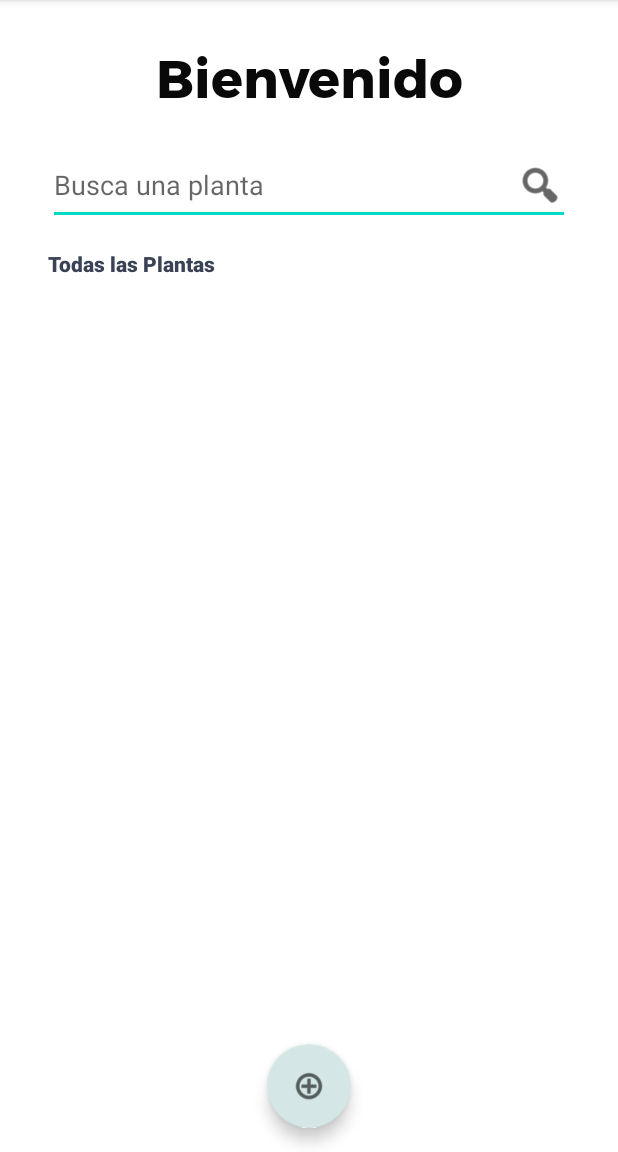
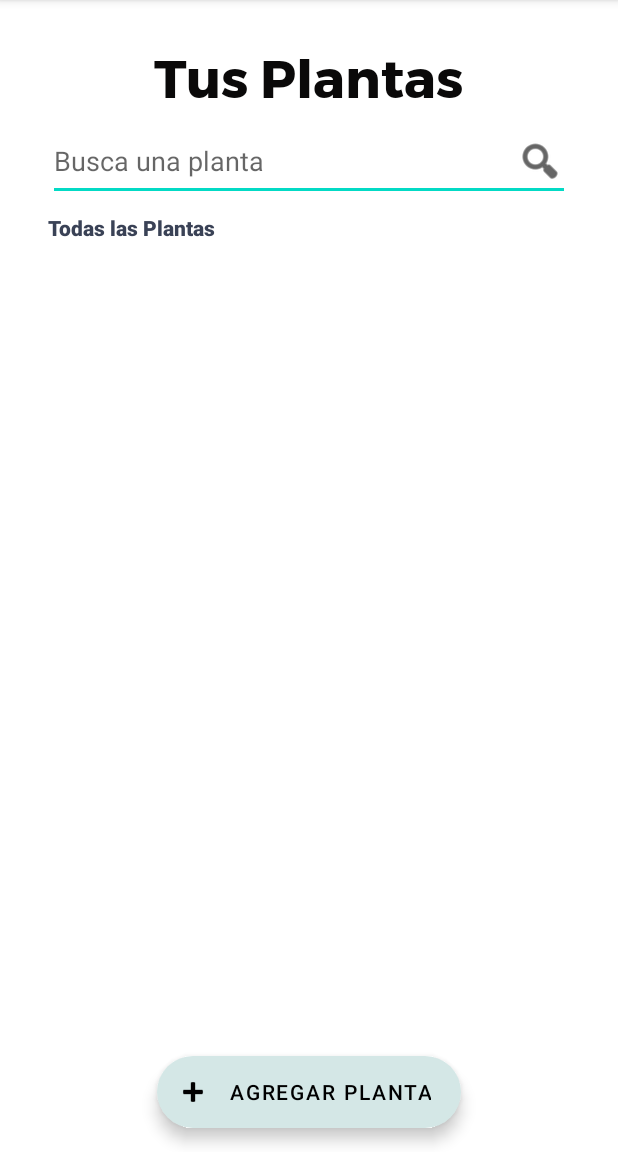
Before and after one commit to SaidAZG/ProyectoAndroid1, an Android app: the ConsultarPlantas screen opened directly, with no data from a screen before it, on a phone screen of 412 x 824 dp, the part 84-1236 px from its top. Run offline under Robolectric (Android 15) with nearby library versions, the phone set to English and light mode, and no system bars; our stand-ins replace Firebase (no records; nobody signed in at launch, a user with empty details on screens opened directly), data binding; Roboto replaces fonts that are not available here.

Commit message:
Corrección 3 Sesión y Usuario
Adición de clase PreferencesManager para consulta y registro de llaves como identificador de usuario y estado de sesión.
Cambios en diseño de tarjetas para consulta de plantas.

```diff
--- a/app/src/main/java/mx/ipn/escom/app_plantas_iswm/ConsultarPlantas.kt
+++ b/app/src/main/java/mx/ipn/escom/app_plantas_iswm/ConsultarPlantas.kt
@@ -4,6 +4,7 @@ import android.content.ContentValues.TAG
 import android.content.Intent
 import android.os.Bundle
 import android.util.Log
+import android.util.Log.v
 import android.view.View
 import android.view.inputmethod.EditorInfo
 import android.widget.Toast
@@ -15,6 +16,7 @@ import com.google.firebase.firestore.FirebaseFirestore
 import mx.ipn.escom.app_plantas_iswm.databinding.P5ConsultarplantasBinding
 import java.io.Serializable
 import java.util.*
+import android.util.Log.wtf as wtf1
 
 class ConsultarPlantas : AppCompatActivity(), View.OnClickListener, OnItemClick {
     val db: FirebaseFirestore = FirebaseFirestore.getInstance()
@@ -26,9 +28,12 @@ class ConsultarPlantas : AppCompatActivity(), View.OnClickListener, OnItemClick
     }
 
     override fun onCreate(savedInstanceState: Bundle?) {
+        val prefM = PreferenceManager
+        prefM.initialize(this)
         super.onCreate(savedInstanceState)
         //Variable de Sesion
-        var id: String = this.intent.extras?.getString("id").toString()
+        val id: String? = prefM.getUserID()
+        Log.d(TAG,"------------------------------------ $id")
 
         //ClickListeners
         binding.ETPlantSearch.setOnEditorActionListener { v, actionId, event ->
@@ -40,25 +45,7 @@ class ConsultarPlantas : AppCompatActivity(), View.OnClickListener, OnItemClick
         iniciarRecyclerView(id)
     }
 
-    override fun onResume() {
-        //TODO [
-        //  Solucionar error de navegar al padre y que haga la cosa rara
-        // ].
-        super.onResume()
-        //Variable de Sesion
-        var id: String = this.intent.extras?.getString("id").toString()
-
-        //ClickListeners
-        binding.ETPlantSearch.setOnEditorActionListener { v, actionId, event ->
-            if (actionId == EditorInfo.IME_ACTION_SEARCH) {
-                return@setOnEditorActionListener true
-            }
-            return@setOnEditorActionListener false
-        }
-        iniciarRecyclerView(id)
-    }
-
-    private fun iniciarRecyclerView(id: String) {
+    private fun iniciarRecyclerView(id: String?) {
         binding.RVConsults.layoutManager = LinearLayoutManager(this)
         adapter = AdapterPlantas(this)
         binding.RVConsults.adapter = adapter
@@ -91,7 +78,6 @@ class ConsultarPlantas : AppCompatActivity(), View.OnClickListener, OnItemClick
                 }
             }
     }
-
 
     override fun onClick(v: View) {}
 
--- /dev/null
+++ b/app/src/main/java/mx/ipn/escom/app_plantas_iswm/PreferencesManager.kt
@@ -0,0 +1,32 @@
+package mx.ipn.escom.app_plantas_iswm
+
+import android.content.Context
+import android.content.SharedPreferences
+
+object PreferenceManager {
+
+        /* */
+        private lateinit var sharedPreferences: SharedPreferences
+
+        /* Constants */
+        private const val sesion = "SESION"
+        private const val id = "ID"
+
+        fun initialize(context: Context) {
+            sharedPreferences = context.getSharedPreferences(context.packageName, Context.MODE_PRIVATE)
+        }
+
+        //Salva el estatus de sesion
+        fun saveStatus(status: Boolean) {
+            sharedPreferences.edit().putBoolean(sesion, status).apply()
+        }
+        //Obtiene el estatus de sesion
+        fun getStatus(): Boolean = sharedPreferences.getBoolean(sesion, false)
+
+        //Salva el identificador del usuario
+        fun saveUserID(id: String) {
+            sharedPreferences.edit().putString("ID", id).apply()
+        }
+        //Obtiene el identificador del usuario
+        fun getUserID(): String? = sharedPreferences.getString("ID", "not found")
+    }
--- a/app/src/main/res/layout/p5_consultarplantas.xml
+++ b/app/src/main/res/layout/p5_consultarplantas.xml
@@ -14,7 +14,6 @@ Data Binding, ambos xmlns se adjuntan debajo de la etiqueta layout-->
             android:layout_width="match_parent"
             android:layout_height="wrap_content"
             android:layout_marginHorizontal="32dp"
-            android:layout_marginTop="16dp"
             android:drawableEnd="@android:drawable/ic_menu_search"
             android:drawableTint="@color/black"
             android:ems="10"
@@ -30,7 +29,7 @@ Data Binding, ambos xmlns se adjuntan debajo de la etiqueta layout-->
             android:id="@+id/textView2"
             android:layout_width="wrap_content"
             android:layout_height="wrap_content"
-            android:layout_marginTop="16dp"
+            android:layout_marginTop="8dp"
             android:fontFamily="sans-serif-black"
             android:text="Todas las Plantas"
             android:textColor="@color/plantName"
@@ -56,19 +55,23 @@ Data Binding, ambos xmlns se adjuntan debajo de la etiqueta layout-->
             android:layout_width="wrap_content"
             android:layout_height="wrap_content"
             android:layout_marginTop="24dp"
-            android:text="Bienvenido"
+            android:text="Tus Plantas"
             app:layout_constraintEnd_toEndOf="parent"
             app:layout_constraintStart_toStartOf="parent"
             app:layout_constraintTop_toTopOf="parent" />
 
-        <com.google.android.material.floatingactionbutton.FloatingActionButton
+        <com.google.android.material.floatingactionbutton.ExtendedFloatingActionButton
             android:id="@+id/floatingActionButton"
             android:layout_width="wrap_content"
             android:layout_height="wrap_content"
             android:layout_marginBottom="16dp"
             android:clickable="true"
             android:onClick="goToRegisterPlants"
+            android:text="Agregar Planta"
+            android:textAlignment="center"
             app:backgroundTint="@color/colorPrimaryButton"
+
+            app:icon="@android:drawable/ic_input_add"
             app:layout_constraintBottom_toBottomOf="parent"
             app:layout_constraintEnd_toEndOf="parent"
             app:layout_constraintStart_toStartOf="parent"
```
Also changed, not shown: app/src/main/java/mx/ipn/escom/app_plantas_iswm/IniciarSesion.kt (+11 -4 lines), app/src/main/java/mx/ipn/escom/app_plantas_iswm/SplshActivity.kt (+14 -4 lines), app/src/main/res/layout/itemlist_p5_consultarplantas.xml (+2 -11 lines).
